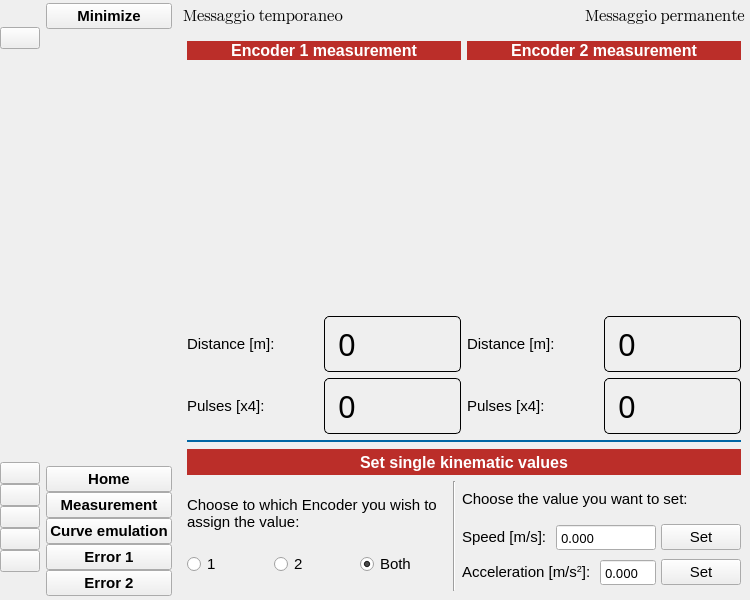
First picture: the form in ui/window.ui, repository saimoncollaku/GITSIM-application, before the edit.
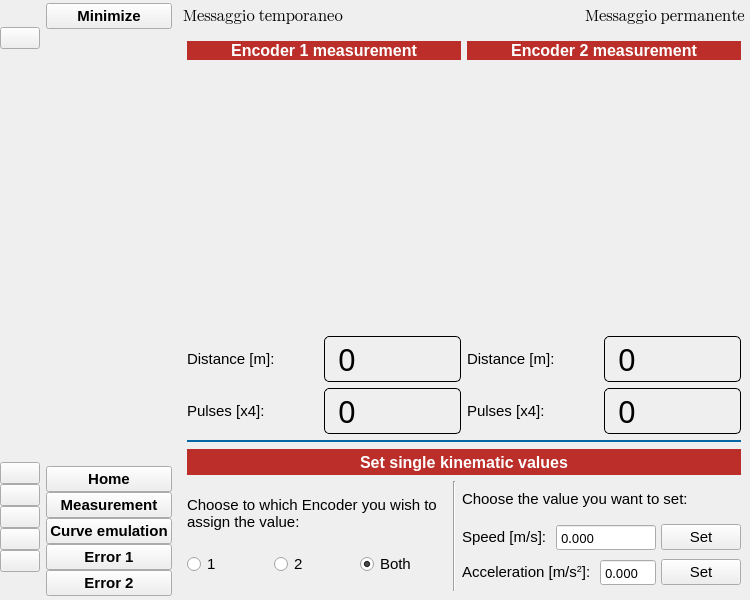
Second picture: the form after the edit. The open tabs and pages were chosen to show the change. Icons and pictures are not drawn. Custom widgets are drawn as their Qt base class.

Diff of the .ui file:
```diff
--- a/ui/window.ui
+++ b/ui/window.ui
@@ -1219,11 +1219,17 @@
                  <item>
                   <widget class="QLabel" name="distance_encoder1_label">
                    <property name="sizePolicy">
-                    <sizepolicy hsizetype="Preferred" vsizetype="Maximum">
+                    <sizepolicy hsizetype="Preferred" vsizetype="Fixed">
                      <horstretch>0</horstretch>
                      <verstretch>0</verstretch>
                     </sizepolicy>
                    </property>
+                   <property name="maximumSize">
+                    <size>
+                     <width>16777215</width>
+                     <height>46</height>
+                    </size>
+                   </property>
                    <property name="font">
                     <font>
                      <family>7-Segment</family>
@@ -1278,11 +1284,17 @@
                  <item>
                   <widget class="QLabel" name="pulses_encoder1_label">
                    <property name="sizePolicy">
-                    <sizepolicy hsizetype="Preferred" vsizetype="Maximum">
+                    <sizepolicy hsizetype="Preferred" vsizetype="Fixed">
                      <horstretch>0</horstretch>
                      <verstretch>0</verstretch>
                     </sizepolicy>
                    </property>
+                   <property name="maximumSize">
+                    <size>
+                     <width>16777215</width>
+                     <height>46</height>
+                    </size>
+                   </property>
                    <property name="font">
                     <font>
                      <family>7-Segment</family>
@@ -1410,11 +1422,17 @@
                  <item>
                   <widget class="QLabel" name="distance_encoder2_label">
                    <property name="sizePolicy">
-                    <sizepolicy hsizetype="Preferred" vsizetype="Maximum">
+                    <sizepolicy hsizetype="Preferred" vsizetype="Fixed">
                      <horstretch>0</horstretch>
                      <verstretch>0</verstretch>
                     </sizepolicy>
                    </property>
+                   <property name="maximumSize">
+                    <size>
+                     <width>16777215</width>
+                     <height>46</height>
+                    </size>
+                   </property>
                    <property name="font">
                     <font>
                      <family>7-Segment</family>
@@ -1466,11 +1484,17 @@
                  <item>
                   <widget class="QLabel" name="pulses_encoder2_label">
                    <property name="sizePolicy">
-                    <sizepolicy hsizetype="Preferred" vsizetype="Maximum">
+                    <sizepolicy hsizetype="Preferred" vsizetype="Fixed">
                      <horstretch>0</horstretch>
                      <verstretch>0</verstretch>
                     </sizepolicy>
                    </property>
+                   <property name="maximumSize">
+                    <size>
+                     <width>16777215</width>
+                     <height>46</height>
+                    </size>
+                   </property>
                    <property name="font">
                     <font>
                      <family>7-Segment</family>
```
Left out of the diff: 2 changed lines with no effect on the pictures.
